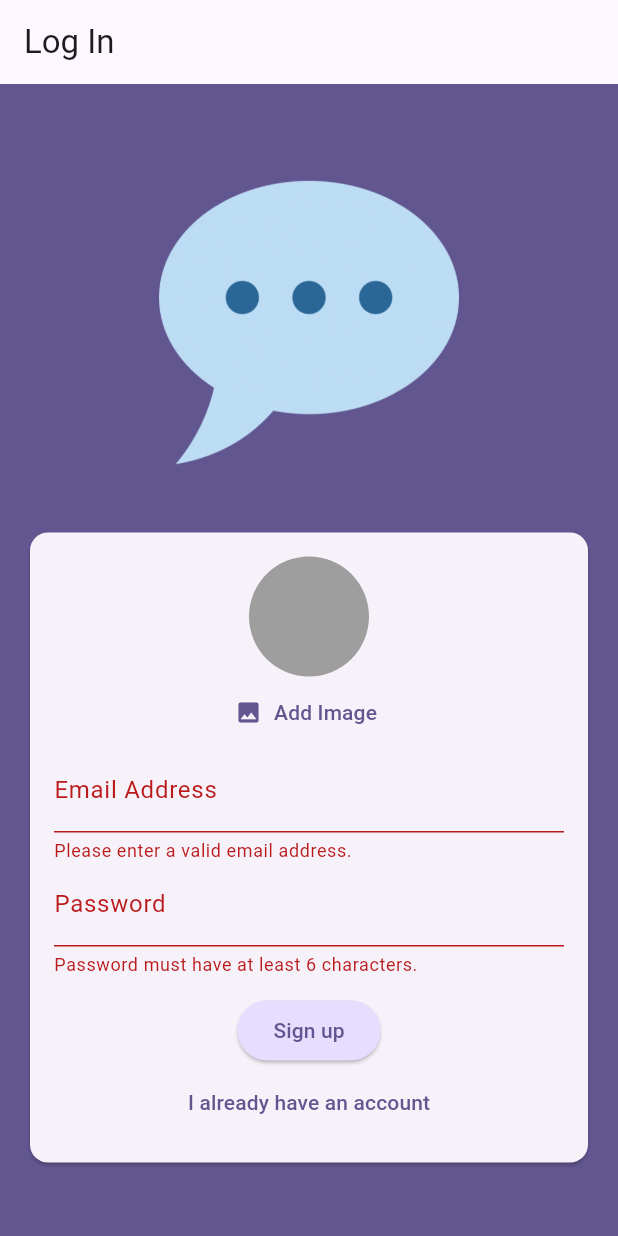
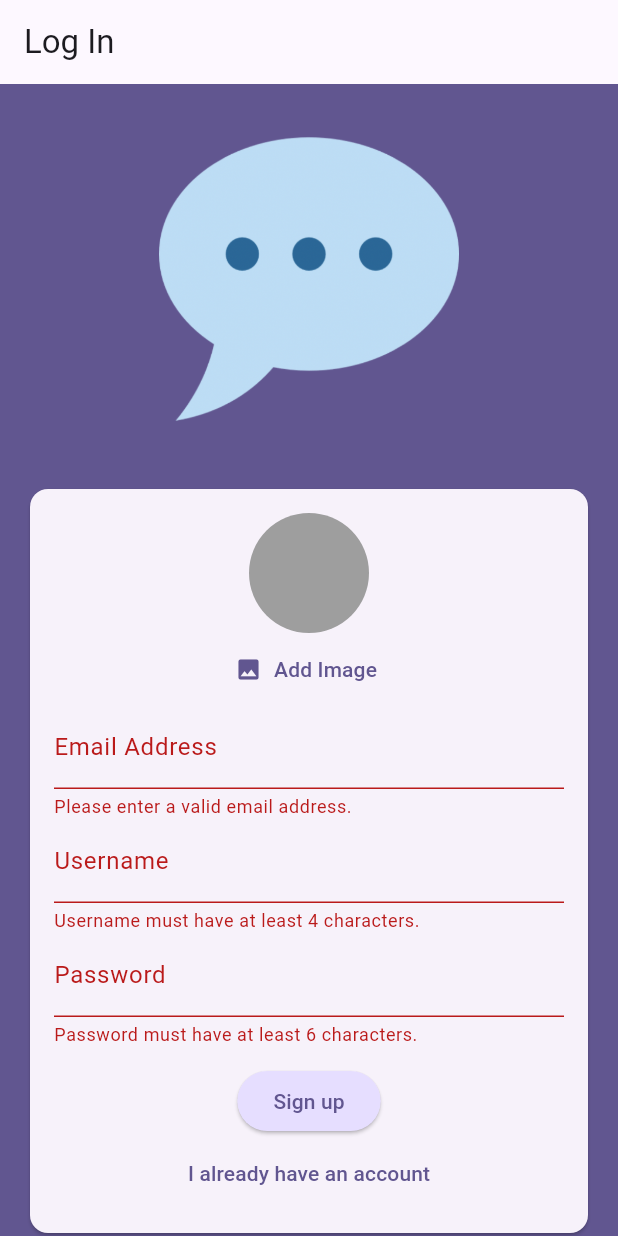
Before and after one commit to weitecklee/flutter_chat_app, a Flutter app: the screen it shows after launch, after a tap on "Log in", after a tap on "Create account", after a tap on "Sign up", on a phone screen of 412 x 824 dp. Run offline on Flutter 3.47's test engine with Material 3 defaults, Android fonts, the phone set to English and light mode, and no system bars; our stand-ins replace cloud_firestore, firebase_auth, firebase_core, firebase_storage, image_picker; accounts and stored records are empty.

Commit message:
add username, store data in firestore db

```diff
--- a/lib/screens/auth.dart
+++ b/lib/screens/auth.dart
@@ -1,6 +1,7 @@
 import 'dart:io';
 
 import 'package:chat_app/widgets/user_image_picker.dart';
+import 'package:cloud_firestore/cloud_firestore.dart';
 import 'package:firebase_auth/firebase_auth.dart';
 import 'package:firebase_storage/firebase_storage.dart';
 import 'package:flutter/material.dart';
@@ -18,6 +19,7 @@ class _AuthScreenState extends State<AuthScreen> {
   var _isLogin = true;
   final _formKey = GlobalKey<FormState>();
   var _enteredEmail = '';
+  var _enteredUsername = '';
   var _enteredPassword = '';
   File? _selectedImage;
   var _isAuthenticating = false;
@@ -58,7 +60,15 @@ class _AuthScreenState extends State<AuthScreen> {
             .child('${userCredentials.user!.uid}.jpg');
         await storageRef.putFile(_selectedImage!);
         final imageUrl = await storageRef.getDownloadURL();
-        print(imageUrl);
+
+        await FirebaseFirestore.instance
+            .collection('users')
+            .doc(userCredentials.user!.uid)
+            .set({
+          'username': _enteredUsername,
+          'email': _enteredEmail,
+          'image_url': imageUrl,
+        });
       }
     } on FirebaseAuthException catch (error) {
       ScaffoldMessenger.of(context).clearSnackBars();
@@ -130,6 +140,22 @@ class _AuthScreenState extends State<AuthScreen> {
                               _enteredEmail = value!;
                             },
                           ),
+                          if (!_isLogin)
+                            TextFormField(
+                              decoration: const InputDecoration(
+                                labelText: 'Username',
+                              ),
+                              enableSuggestions: false,
+                              validator: (value) {
+                                if (value == null || value.trim().length < 4) {
+                                  return 'Username must have at least 4 characters.';
+                                }
+                                return null;
+                              },
+                              onSaved: (value) {
+                                _enteredUsername = value!;
+                              },
+                            ),
                           TextFormField(
                             decoration: const InputDecoration(
                               labelText: 'Password',
--- a/pubspec.yaml
+++ b/pubspec.yaml
@@ -38,6 +38,7 @@ dependencies:
   firebase_auth: ^5.1.2
   firebase_storage: ^12.1.1
   image_picker: ^1.1.2
+  cloud_firestore: ^5.1.0
 
 dev_dependencies:
   flutter_test:
```
